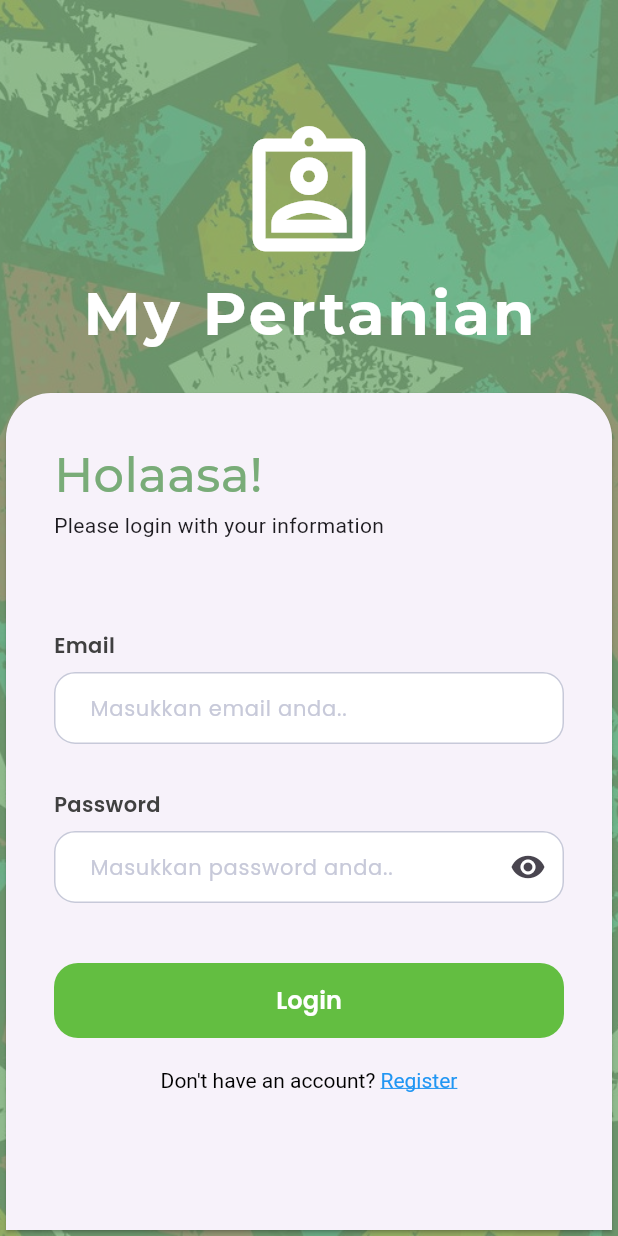
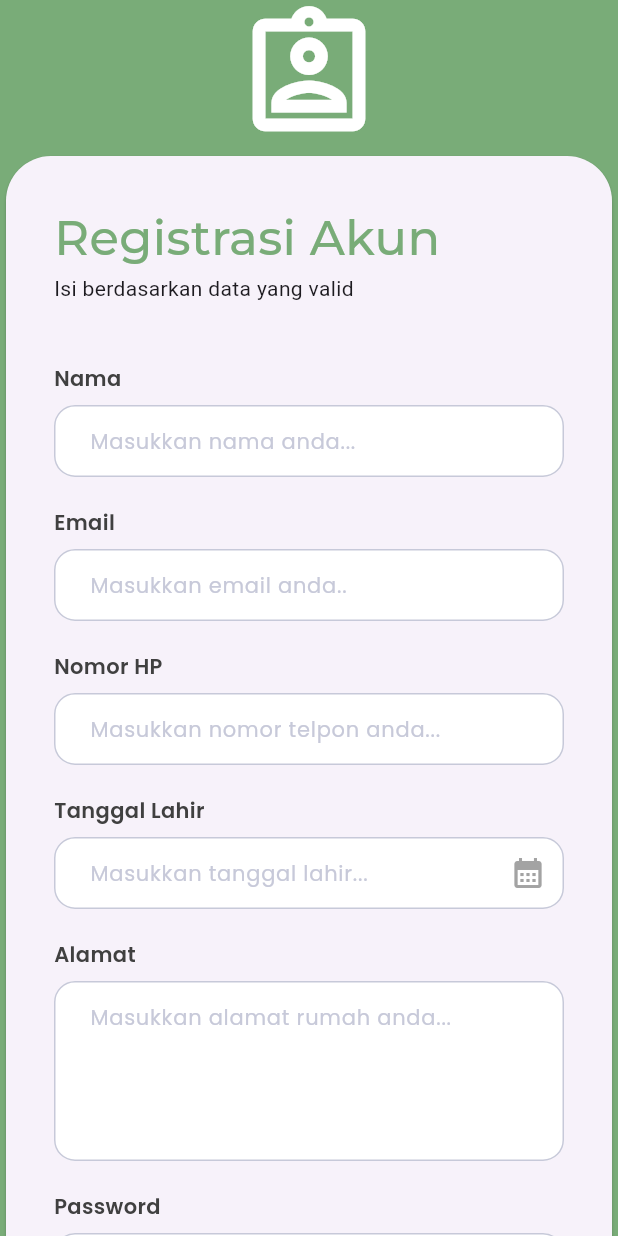
Before and after one commit to sekte-ani/lahantani, a Flutter app: the RegisterPage screen opened directly, on a phone screen of 412 x 824 dp. Run offline on Flutter 3.47's test engine with Material 3 defaults, Android fonts, the phone set to English and light mode, and no system bars; our stand-ins replace get, google_fonts.

Commit message:
fix and changes

```diff
--- a/lib/ui/pages/register_page.dart
+++ b/lib/ui/pages/register_page.dart
@@ -1,8 +1,8 @@
 import 'package:flutter/material.dart';
 import 'package:lahantani/controller/register_controller.dart';
+import 'package:lahantani/ui/pages/login_page.dart';
 import 'package:lahantani/ui/widgets/buttons.dart';
 import 'package:lahantani/ui/widgets/forms.dart';
-// import 'package:flutter/material.dart';
 import 'package:get/get.dart';
 import 'package:google_fonts/google_fonts.dart';
 import 'package:lahantani/theme.dart';
@@ -12,30 +12,29 @@ class RegisterPage extends GetView<RegisterController> {
   final RegisterController controller = Get.find<RegisterController>();
 
   // TextEditingController properties
+  TextEditingController namaController = TextEditingController();
   TextEditingController emailController = TextEditingController();
   TextEditingController passwordController = TextEditingController();
+
   @override
   Widget build(BuildContext context) {
     var mediaSize = MediaQuery.of(context).size;
 
-    return Container(
-      decoration: BoxDecoration(
-        color: green2Color, // Ensure green2Color is defined
-        image: DecorationImage(
-          image: const AssetImage("assets/bg3.jpg"),
-          fit: BoxFit.cover,
-          colorFilter: ColorFilter.mode(
-            green2Color.withOpacity(0.2),
-            BlendMode.dstATop,
+    return Scaffold(
+      backgroundColor: green2Color,
+      body: SafeArea(
+        bottom: false,
+        child: Stack(
+          children: [
+            _buildTop(mediaSize),
+            ListView(
+              children: [
+                const SizedBox(
+                  height: 100,
                 ),
+                _buildBottom(mediaSize),
+              ],
             ),
-      ),
-      child: Scaffold(
-        backgroundColor: Colors.transparent,
-        body: Stack(
-          children: [
-            Positioned(top: 80, child: _buildTop(mediaSize)),
-            Positioned(bottom: 0, child: _buildBottom(mediaSize)),
           ],
         ),
       ),
@@ -50,15 +49,6 @@ class RegisterPage extends GetView<RegisterController> {
         crossAxisAlignment: CrossAxisAlignment.center,
         children: [
           Icon(Icons.assignment_ind_outlined, size: 100, color: Colors.white),
-          Text(
-            "My Pertanian",
-            style: GoogleFonts.montserrat(
-              color: Colors.white,
-              fontWeight: FontWeight.bold,
-              fontSize: 40,
-              letterSpacing: 2,
-            ),
-          ),
         ],
       ),
     );
@@ -89,22 +79,43 @@ class RegisterPage extends GetView<RegisterController> {
         crossAxisAlignment: CrossAxisAlignment.start,
         children: [
           Text(
-            "Holaasa!",
+            "Registrasi Akun",
             style: GoogleFonts.montserrat(
-              color: green2Color, // Ensure green2Color is defined
+              color: green2Color,
               fontSize: 32,
               fontWeight: FontWeight.w500,
             ),
           ),
-          Text("Please login with your information"),
-          const SizedBox(height: 60),
+          Text("Isi berdasarkan data yang valid"),
+          const SizedBox(height: 40),
           InputField(
+            title: "Nama",
+            hintText: "Masukkan nama anda...",
+            controller: namaController,
+          ),
+          const SizedBox(height: 20),
+          InputFieldEmail(
             title: "Email",
             hintText: "Masukkan email anda..",
             controller: emailController,
             validator: (email) => controller.validateEmail(email),
           ),
-          const SizedBox(height: 30),
+          const SizedBox(height: 20),
+          InputField(
+            title: "Nomor HP",
+            hintText: "Masukkan nomor telpon anda...",
+          ),
+          const SizedBox(height: 20),
+          InputFieldDate(
+            title: "Tanggal Lahir",
+            hintText: "Masukkan tanggal lahir...",
+          ),
+          const SizedBox(height: 20),
+          InputFieldBox(
+            title: "Alamat",
+            hintText: "Masukkan alamat rumah anda...",
+          ),
+          const SizedBox(height: 20),
           InputFieldPassword(
             title: "Password",
             hintText: "Masukkan password anda..",
@@ -113,7 +124,7 @@ class RegisterPage extends GetView<RegisterController> {
           ),
           const SizedBox(height: 40),
           PrimaryButton(
-            title: "Login",
+            title: "Register",
             onPressed: () {
               debugPrint("Email : ${emailController.text}");
               debugPrint("Password : ${passwordController.text}");
@@ -124,29 +135,29 @@ class RegisterPage extends GetView<RegisterController> {
           Center(
             child: GestureDetector(
               onTap: () {
-
+                Get.back();
               },
               child: RichText(
                 text: TextSpan(
                   children: [
                     TextSpan(
-                    text: "Don't have an account? ",
+                      text: "Sudah punya akun? ",
                       style: TextStyle(
-                      color: Colors.black, // Change color as needed
+                        color: Colors.black,
                       ),
                     ),
                     TextSpan(
-                    text: "Register",
+                      text: "Login",
                       style: TextStyle(
                         color: Colors.blue,
                         decoration: TextDecoration.underline,
                       ),
                     ),
-                  // You can add more TextSpan for additional text if needed
                   ],
                 ),
               ),
-          )),
+            ),
+          ),
           const SizedBox(height: 60),
         ],
       ),
```
Lines whose indentation alone changed are shown as unchanged.
